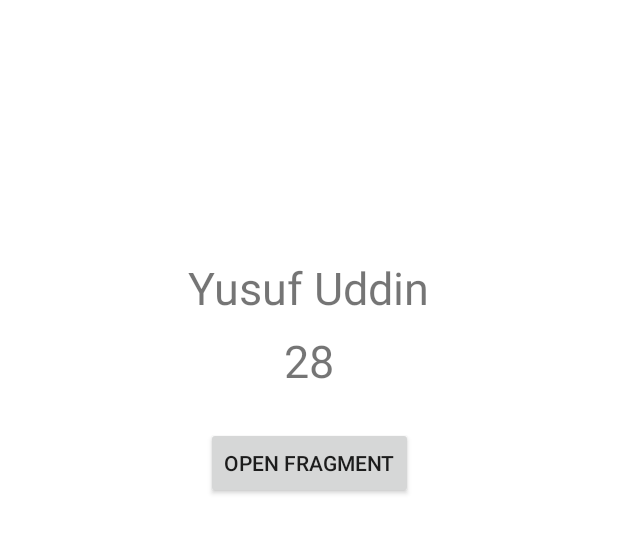
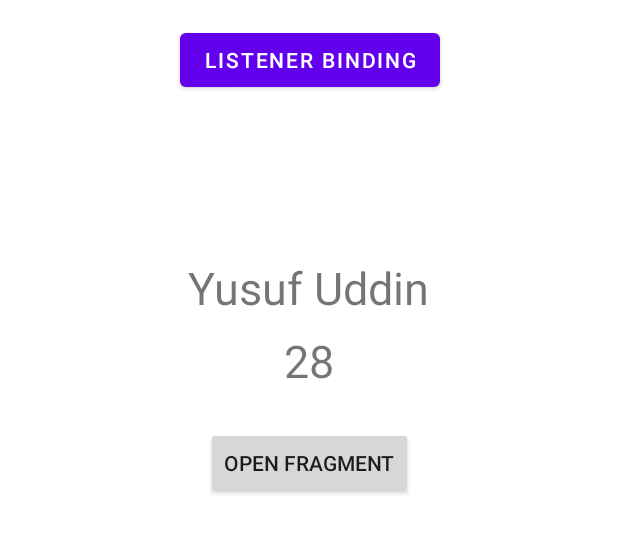
Before and after one commit to EusufUddin8926/Data-Binding, an Android app: the screen it shows after launch (MainActivity), on a phone screen of 412 x 824 dp, the part 373-927 px from its top. Run offline under Robolectric (Android 15) with nearby library versions, the phone set to English and light mode, and no system bars; our stand-ins replace data binding.

Commit message:
listener binding add

```diff
--- a/app/src/main/java/com/example/data_binding/MainActivity.java
+++ b/app/src/main/java/com/example/data_binding/MainActivity.java
@@ -8,6 +8,7 @@ import androidx.recyclerview.widget.RecyclerView;
 import android.content.Intent;
 import android.os.Bundle;
 import android.view.View;
+import android.widget.Toast;
 
 import com.example.data_binding.databinding.ActivityMainBinding;
 import com.example.data_binding.viewmodel.MainActivityViewModel;
@@ -36,6 +37,12 @@ public class MainActivity extends AppCompatActivity {
             }
         });
 
+        binding.setListener(MainActivity.this);
+
 
     }
+
+    public void listenerBtnClick(View view){
+        Toast.makeText(this, "Clicked", Toast.LENGTH_SHORT).show();
+    }
 }
--- a/app/src/main/res/layout/activity_main.xml
+++ b/app/src/main/res/layout/activity_main.xml
@@ -8,6 +8,10 @@
         <variable
             name="mainActivityViewModel"
             type="com.example.data_binding.viewmodel.MainActivityViewModel" />
+
+        <variable
+            name="listener"
+            type="com.example.data_binding.MainActivity" />
 
     </data>
 
@@ -84,6 +88,17 @@
             bind:layout_constraintStart_toStartOf="@+id/textView"
             bind:layout_constraintTop_toBottomOf="@+id/textView" />
 
+        <Button
+            android:id="@+id/bindningListener"
+            android:layout_width="wrap_content"
+            android:layout_height="wrap_content"
+            android:layout_marginTop="16dp"
+            android:text="Listener Binding"
+            android:onClick="@{listener::listenerBtnClick}"
+            bind:layout_constraintEnd_toEndOf="@+id/recBinding"
+            bind:layout_constraintStart_toStartOf="@+id/recBinding"
+            bind:layout_constraintTop_toBottomOf="@+id/recBinding" />
+
 
     </androidx.constraintlayout.widget.ConstraintLayout>
 </layout>
```
